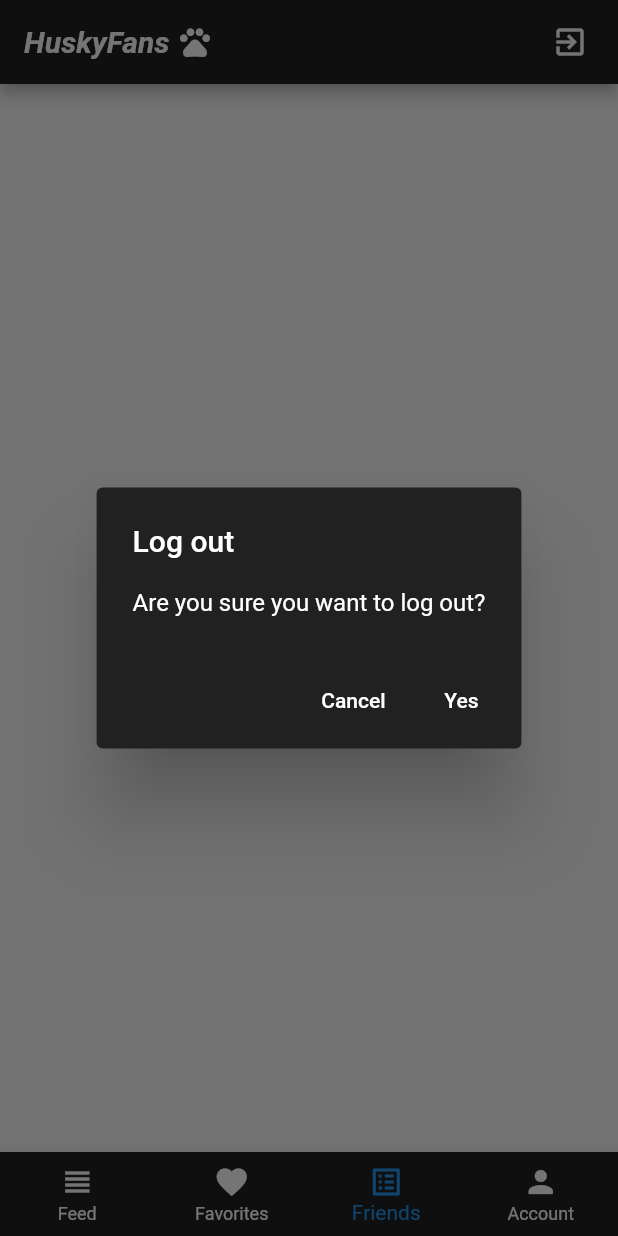
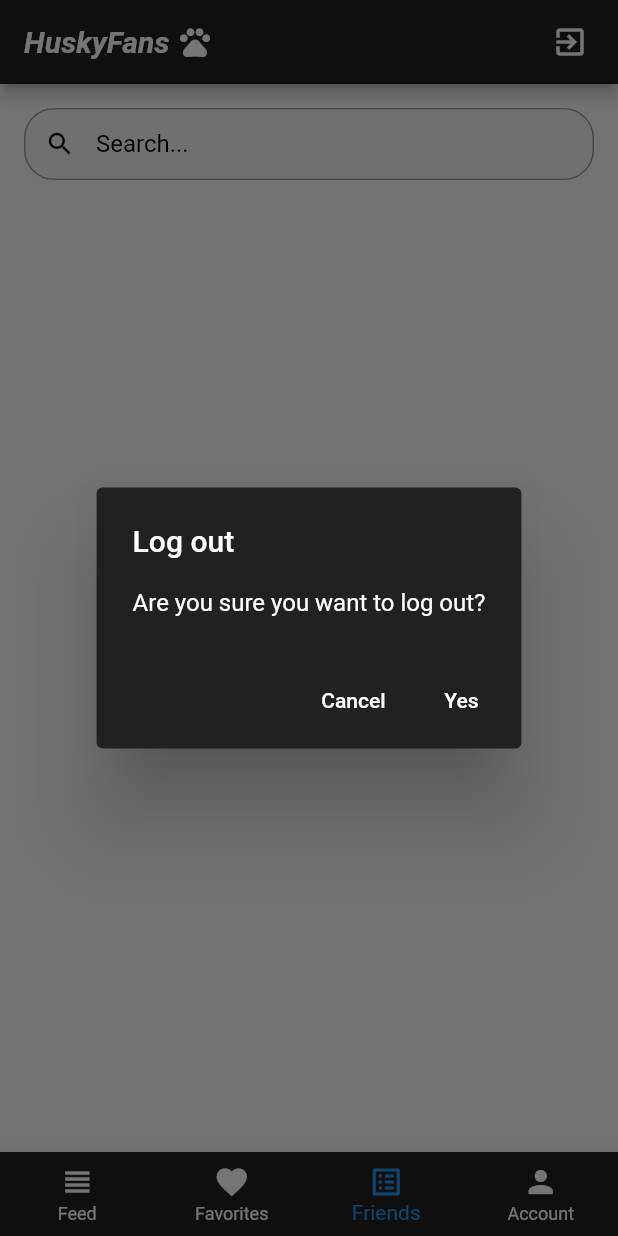
Before and after one commit to StefonGlover/husky_fans, a Flutter app: the MainPageView screen opened directly, item 3 of the bottom bar chosen, after a tap on the "exit to app" icon, on a phone screen of 412 x 824 dp. Run offline on Flutter 3.47's test engine with Material 2 defaults, Android fonts, the phone set to English and light mode, and no system bars; our stand-ins replace cloud_firestore, firebase_auth, firebase_core, firebase_storage, google_sign_in, image_picker and 1 more; accounts and stored records are empty.

Commit message:
Updated replaced the Friends tabbar with a firends search widget. Also added a Friends model class that store the object data from Firestore.

```diff
--- a/lib/Helpers/auth.dart
+++ b/lib/Helpers/auth.dart
@@ -74,7 +74,7 @@ Future<bool> register(
           'lastName': lastName,
           'profilePic': profilePic,
           'dateRegistered': timeRegistered,
-          'isAdmin': false,
+          'isAdmin': true,
           'uid': uid
         })
         .then((value) => print("User Added"))
@@ -242,6 +242,9 @@ Future<bool> signInWithPhone(String phoneNumber) async {
   }
 }
 
+/// This method allows the user to sign in with his/her phone number
+/// @params phone numbers
+/// returns none
 Future<void> verifyPhoneNumber(
     String phoneNumber, BuildContext context, Function setData) async {
   PhoneVerificationCompleted verificationCompleted =
--- a/lib/Views/account_page_view.dart
+++ b/lib/Views/account_page_view.dart
@@ -196,10 +196,12 @@ class _AccountPageState extends State<AccountPage> {
                     margin: EdgeInsets.all(10),
                     child: Card(
                       child: Container(
-                        height: 300,
+                        height: 350,
                         width: 350,
                         child: Column(
                           children: [
+                            SizedBox(height: 8),
+                            Text(greeting(snapshot.data.docs[index].data()['firstName']), style: TextStyle(fontSize: 20, fontWeight: FontWeight.bold),),
                             SizedBox(height: 8),
                             CircleAvatar(
                               maxRadius: 70,
--- a/lib/Views/main_page_view.dart
+++ b/lib/Views/main_page_view.dart
@@ -5,6 +5,7 @@ import 'package:fan_page_app/Views/account_page_view.dart';
 import 'package:fan_page_app/Views/favorites_page_view.dart';
 import 'package:fan_page_app/Views/feed_page_view.dart';
 import 'package:fan_page_app/Views/friend_list.dart';
+import 'package:fan_page_app/Widgets/search_bar.dart';
 import 'package:firebase_auth/firebase_auth.dart';
 import 'package:firebase_storage/firebase_storage.dart';
 import 'package:flutter/cupertino.dart';
@@ -153,6 +154,8 @@ class _MainPageViewState extends State<MainPageView> {
                                   .catchError((error) =>
                                       print('Failed to add post: $error'));
 
+
+
                               Navigator.of(context, rootNavigator: true).pop();
 
                             }
@@ -210,7 +213,7 @@ class _MainPageViewState extends State<MainPageView> {
   List<Widget> _widgetOption = <Widget>[
     FeedPage(),
     FavoritesPage(),
-    FriendsList(),
+    SearchBar(),
     AccountPage(),
   ];
 
--- /dev/null
+++ b/lib/Widgets/search_bar.dart
@@ -0,0 +1,112 @@
+import 'package:cloud_firestore/cloud_firestore.dart';
+import 'package:fan_page_app/Widgets/buildFriendsSearch.dart';
+import 'package:fan_page_app/models/friendsList.dart';
+import 'package:firebase_auth/firebase_auth.dart';
+import 'package:flutter/cupertino.dart';
+import 'package:flutter/material.dart';
+
+class SearchBar extends StatefulWidget {
+  const SearchBar({Key? key}) : super(key: key);
+
+  @override
+  _SearchBarState createState() => _SearchBarState();
+}
+
+class _SearchBarState extends State<SearchBar> {
+  TextEditingController _searchController = TextEditingController();
+
+  late Future resultsLoaded;
+  List _allResults = [];
+  List _resultsList = [];
+
+  @override
+  void initState() {
+    super.initState();
+    _searchController.addListener(_onSearchChanged);
+  }
+
+  @override
+  void dispose() {
+    _searchController.removeListener(_onSearchChanged);
+    _searchController.dispose();
+    super.dispose();
+  }
+
+  @override
+  void didChangeDependencies() {
+    super.didChangeDependencies();
+    resultsLoaded = getUsersStreamSnapshots();
+  }
+
+  _onSearchChanged() {
+    searchResultsList();
+  }
+
+  searchResultsList() {
+    var showResults = [];
+
+    if (_searchController.text != "") {
+      for (var friendsSnapshot in _allResults) {
+        var firstName =
+            Friends_List.fromSnapshot(friendsSnapshot).firstName.toLowerCase();
+
+        if (firstName.contains(_searchController.text.toLowerCase())) {
+          showResults.add(friendsSnapshot);
+        }
+      }
+    } else {
+      showResults = List.from(_allResults);
+    }
+    setState(() {
+      _resultsList = showResults;
+    });
+  }
+
+  getUsersStreamSnapshots() async {
+    var data = await FirebaseFirestore.instance
+        .collection('users')
+        .where('uid', isNotEqualTo: FirebaseAuth.instance.currentUser!.uid)
+        .get();
+    setState(() {
+      _allResults = data.docs;
+    });
+    searchResultsList();
+    return "complete";
+  }
+
+  Widget build(BuildContext context) {
+    return Container(
+      child: Column(
+        children: <Widget>[
+          Padding(
+            padding: EdgeInsets.only(top: 16, left: 16, right: 16, bottom: 5),
+            child: TextField(
+              controller: _searchController,
+              decoration: InputDecoration(
+                hintText: "Search...",
+                hintStyle: TextStyle(color: Colors.black),
+                prefixIcon: Icon(
+                  Icons.search,
+                  color: Colors.black,
+                  size: 20,
+                ),
+                filled: true,
+                fillColor: Colors.grey.shade100,
+                contentPadding: EdgeInsets.all(8),
+                enabledBorder: OutlineInputBorder(
+                    borderRadius: BorderRadius.circular(20),
+                    borderSide: BorderSide(color: Colors.grey)),
+              ),
+            ),
+          ),
+          Expanded(
+              child: ListView.builder(
+            itemCount: _resultsList.length,
+            itemBuilder: (BuildContext context, int index) =>
+                buildFriendsSearch(context, _resultsList[index]),
+          )),
+        ],
+      ),
+    );
+  }
+}
--- /dev/null
+++ b/lib/models/friendsList.dart
@@ -0,0 +1,29 @@
+import 'package:flutter/material.dart';
+import 'package:cloud_firestore/cloud_firestore.dart';
+
+class Friends_List {
+  String profilePic;
+  String bio;
+  String hometown;
+  String firstName;
+  String lastName;
+  String age;
+  bool isAdmin;
+  Timestamp dateRegistered;
+  String uid;
+
+  Friends_List(this.profilePic, this.bio, this.hometown, this.firstName,
+      this.lastName, this.age, this.isAdmin, this.dateRegistered, this.uid);
+
+  // creating a Friends List object from a firebase snapshot
+  Friends_List.fromSnapshot(DocumentSnapshot doc)
+      : bio = doc.get('bio'),
+        hometown = doc.get('hometown'),
+        firstName = doc.get('firstName'),
+        lastName = doc.get('lastName'),
+        age = doc.get('age'),
+        profilePic = doc.get('profilePic'),
+        isAdmin = doc.get('isAdmin'),
+        dateRegistered = doc.get('dateRegistered'),
+        uid = doc.get('uid');
+}
```
Also changed, not shown: lib/Helpers/validation_methods.dart (+11 -0 lines), lib/Views/friend_list.dart (+27 -10 lines), lib/Widgets/buildFriendsSearch.dart (added, +98 -0 lines).
